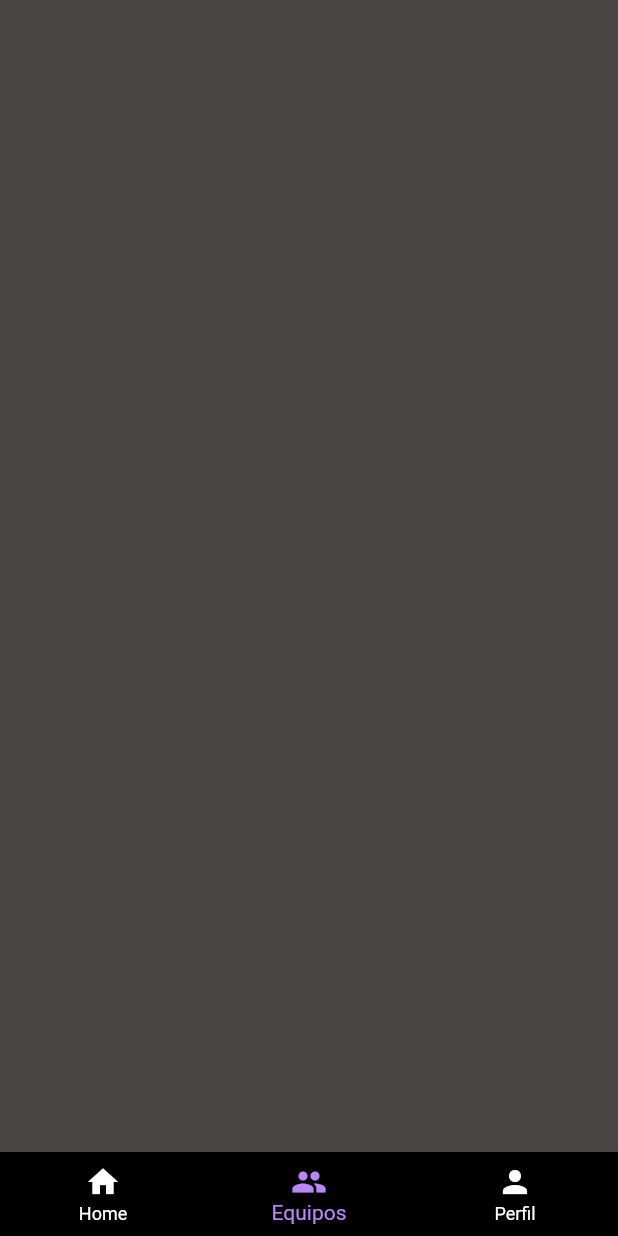
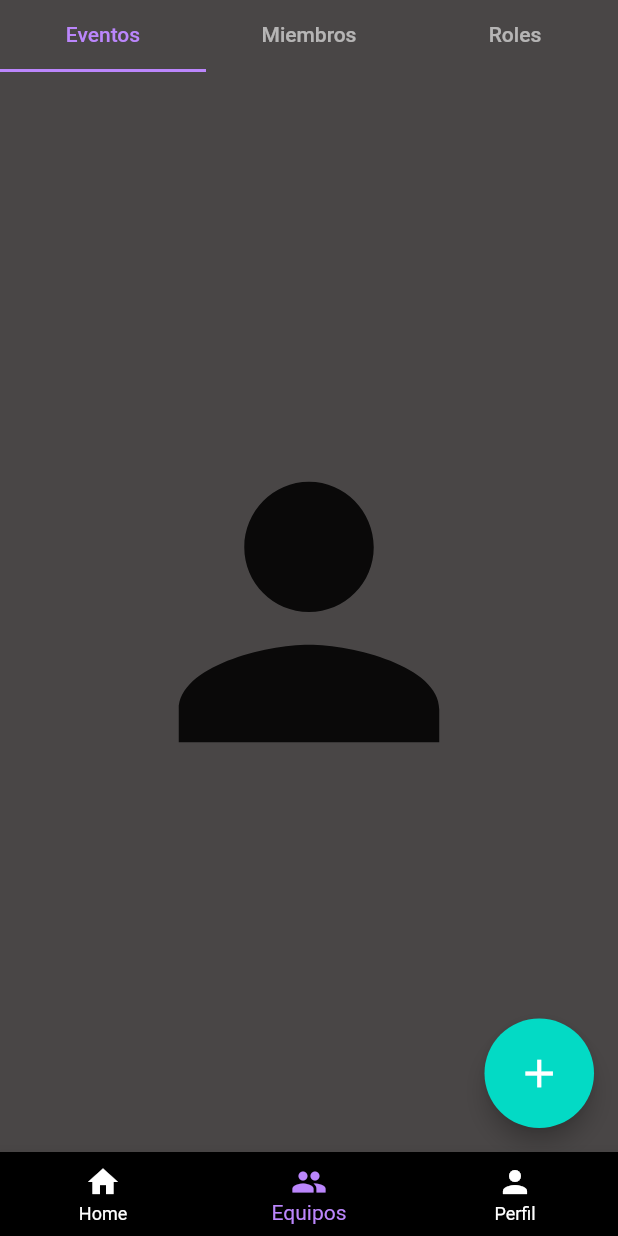
Before and after one commit to SergioVarelaB/ScApp, a Flutter app: the screen it shows after launch, item 2 of the bottom bar chosen, on a phone screen of 412 x 824 dp. Run offline on Flutter 3.47's test engine with Material 2 defaults, Android fonts, the phone set to English and light mode, and no system bars; our stand-ins replace hexcolor.

Commit message:
color utils, tabs and other things

```diff
--- /dev/null
+++ b/lib/Home/Teams.dart
@@ -0,0 +1,90 @@
+import 'package:flutter/material.dart';
+import 'package:hexcolor/hexcolor.dart';
+import '../Utils/colors.dart';
+
+
+class Team extends StatelessWidget {
+
+
+  static const String _title = 'Pablito';
+
+  @override
+  Widget build(BuildContext context) {
+    return MaterialApp(
+      debugShowCheckedModeBanner: false,
+      home: Scaffold(
+        appBar: AppBar(
+          toolbarHeight: 0,
+          backgroundColor: MainColors.Background_grey,
+        ),
+        body: DefaultTabController(
+          length: 3,
+          child: Scaffold(
+            backgroundColor: MainColors.Background_grey,
+            appBar: TabBar(
+              indicatorColor: MainColors.Accent_purple,
+              unselectedLabelColor: MainColors.SixtyPercent,
+              labelColor: MainColors.Accent_purple,
+              tabs: [
+                Tab(child: Text('Eventos')),
+                Tab(child: Text('Miembros')),
+                Tab(child: Text('Roles')),
+              ],
+            ),
+            body: TabBarView(
+              children: [
+                Icon(Icons.person, size: 260),
+                Icon(Icons.ac_unit, size: 260),
+                Icon(Icons.pages_outlined, size: 260),
+              ],
+            ),
+            floatingActionButton: Container(
+              height: 73.0,
+              width: 73.0,
+              child: FittedBox(
+                child: FloatingActionButton(
+                  onPressed: () {
+                    // Add your onPressed code here!
+                  },
+                  isExtended: true,
+                  child: const Icon(Icons.add),
+                  backgroundColor: MainColors.Accent_blue,
+                ),
+              ),
+            ),
+          ),
+        ),
+      ),
+    );
+  }
+}
+
+/// This is the stateless widget that the main application instantiates.
+class MyStatelessWidget extends StatelessWidget {
+  const MyStatelessWidget({Key? key}) : super(key: key);
+
+  @override
+  Widget build(BuildContext context) {
+    final PageController controller = PageController(initialPage: 0);
+    return PageView(
+      /// [PageView.scrollDirection] defaults to [Axis.horizontal].
+      /// Use [Axis.vertical] to scroll vertically.
+      scrollDirection: Axis.horizontal,
+      controller: controller,
+      children: const <Widget>[
+        Center(
+            child: Scaffold(
+              body: Text('First Page'),
+              backgroundColor: Color.fromARGB(255, 29, 27, 27),
+            )
+        ),
+        Center(
+          child: Text('Second Page'),
+        ),
+        Center(
+          child: Text('Third Page'),
+        )
+      ],
+    );
+  }
+}
--- /dev/null
+++ b/lib/Utils/colors.dart
@@ -0,0 +1,16 @@
+import 'package:flutter/cupertino.dart';
+
+class MainColors extends ColorSwatch<int> {
+
+  MainColors(int primary, Map<int, Color> swatch) : super(primary, swatch);
+
+  static const Color Background_grey = Color(0xFF494646);
+
+  static const Color Accent_purple = Color(0xFFBB86FC);
+
+  static const Color Accent_blue = Color(0xFF03DAC5);
+
+  static const Color SixtyPercent = Color(0x99FFFFFF);
+
+
+}
```
Also changed, not shown: lib/Home/Home.dart (added, +29 -0 lines), lib/Home/Profile.dart (added, +14 -0 lines), lib/main.dart (+3 -67 lines).
